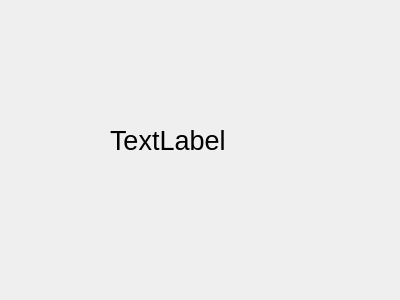
stacywaturi/Design1, file export.ui: the form before one commit.
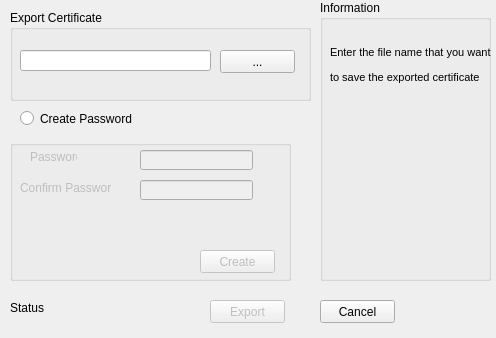
The form after the commit.

The edit to the form file:
```diff
--- a/export.ui
+++ b/export.ui
@@ -6,31 +6,229 @@
    <rect>
     <x>0</x>
     <y>0</y>
-    <width>400</width>
-    <height>300</height>
+    <width>496</width>
+    <height>338</height>
    </rect>
   </property>
   <property name="windowTitle">
    <string>Dialog</string>
   </property>
-  <widget class="QLabel" name="label">
+  <widget class="QLabel" name="label_2">
    <property name="geometry">
     <rect>
-     <x>110</x>
-     <y>100</y>
-     <width>161</width>
-     <height>81</height>
+     <x>10</x>
+     <y>300</y>
+     <width>151</width>
+     <height>16</height>
     </rect>
    </property>
-   <property name="font">
-    <font>
-     <pointsize>20</pointsize>
-    </font>
+   <property name="text">
+    <string>Status</string>
    </property>
+  </widget>
+  <widget class="QRadioButton" name="create_password_exportCert_radioButton">
+   <property name="geometry">
+    <rect>
+     <x>20</x>
+     <y>110</y>
+     <width>201</width>
+     <height>17</height>
+    </rect>
+   </property>
    <property name="text">
-    <string>TextLabel</string>
+    <string>Create Password</string>
    </property>
   </widget>
+  <widget class="QGroupBox" name="groupBox_2">
+   <property name="geometry">
+    <rect>
+     <x>320</x>
+     <y>0</y>
+     <width>171</width>
+     <height>281</height>
+    </rect>
+   </property>
+   <property name="title">
+    <string>Information</string>
+   </property>
+   <widget class="QLabel" name="label">
+    <property name="geometry">
+     <rect>
+      <x>10</x>
+      <y>30</y>
+      <width>161</width>
+      <height>71</height>
+     </rect>
+    </property>
+    <property name="font">
+     <font>
+      <pointsize>8</pointsize>
+     </font>
+    </property>
+    <property name="text">
+     <string>&lt;html&gt;&lt;head/&gt;&lt;body&gt;&lt;p&gt;Enter the file name that you want &lt;/p&gt;&lt;p&gt;to save the exported certificate &lt;/p&gt;&lt;/body&gt;&lt;/html&gt;</string>
+    </property>
+   </widget>
+  </widget>
+  <widget class="QPushButton" name="export_Button">
+   <property name="enabled">
+    <bool>false</bool>
+   </property>
+   <property name="geometry">
+    <rect>
+     <x>210</x>
+     <y>300</y>
+     <width>75</width>
+     <height>23</height>
+    </rect>
+   </property>
+   <property name="text">
+    <string>Export</string>
+   </property>
+  </widget>
+  <widget class="QGroupBox" name="hBoxCreatePasswordExport">
+   <property name="enabled">
+    <bool>false</bool>
+   </property>
+   <property name="geometry">
+    <rect>
+     <x>10</x>
+     <y>140</y>
+     <width>281</width>
+     <height>141</height>
+    </rect>
+   </property>
+   <property name="title">
+    <string/>
+   </property>
+   <widget class="QLineEdit" name="password_export_3">
+    <property name="geometry">
+     <rect>
+      <x>130</x>
+      <y>10</y>
+      <width>113</width>
+      <height>20</height>
+     </rect>
+    </property>
+    <property name="echoMode">
+     <enum>QLineEdit::Password</enum>
+    </property>
+   </widget>
+   <widget class="QLineEdit" name="confirm_password_export_3">
+    <property name="geometry">
+     <rect>
+      <x>130</x>
+      <y>40</y>
+      <width>113</width>
+      <height>20</height>
+     </rect>
+    </property>
+    <property name="echoMode">
+     <enum>QLineEdit::Password</enum>
+    </property>
+   </widget>
+   <widget class="QLabel" name="label_9">
+    <property name="geometry">
+     <rect>
+      <x>20</x>
+      <y>10</y>
+      <width>47</width>
+      <height>13</height>
+     </rect>
+    </property>
+    <property name="text">
+     <string>Password</string>
+    </property>
+   </widget>
+   <widget class="QLabel" name="label_10">
+    <property name="geometry">
+     <rect>
+      <x>10</x>
+      <y>40</y>
+      <width>91</width>
+      <height>16</height>
+     </rect>
+    </property>
+    <property name="text">
+     <string>Confirm Password</string>
+    </property>
+   </widget>
+   <widget class="QLabel" name="confirmPassword_label_3">
+    <property name="geometry">
+     <rect>
+      <x>30</x>
+      <y>80</y>
+      <width>211</width>
+      <height>20</height>
+     </rect>
+    </property>
+    <property name="text">
+     <string/>
+    </property>
+   </widget>
+   <widget class="QPushButton" name="createPassword_Btn_3">
+    <property name="geometry">
+     <rect>
+      <x>190</x>
+      <y>110</y>
+      <width>75</width>
+      <height>23</height>
+     </rect>
+    </property>
+    <property name="text">
+     <string>Create</string>
+    </property>
+   </widget>
+  </widget>
+  <widget class="QPushButton" name="pushButton_2">
+   <property name="geometry">
+    <rect>
+     <x>320</x>
+     <y>300</y>
+     <width>75</width>
+     <height>23</height>
+    </rect>
+   </property>
+   <property name="text">
+    <string>Cancel</string>
+   </property>
+  </widget>
+  <widget class="QGroupBox" name="groupBox">
+   <property name="geometry">
+    <rect>
+     <x>10</x>
+     <y>10</y>
+     <width>301</width>
+     <height>91</height>
+    </rect>
+   </property>
+   <property name="title">
+    <string>Export Certificate</string>
+   </property>
+   <widget class="QPushButton" name="browseExport_Button">
+    <property name="geometry">
+     <rect>
+      <x>210</x>
+      <y>40</y>
+      <width>75</width>
+      <height>23</height>
+     </rect>
+    </property>
+    <property name="text">
+     <string>...</string>
+    </property>
+   </widget>
+   <widget class="QLineEdit" name="export_lineEdit">
+    <property name="geometry">
+     <rect>
+      <x>10</x>
+      <y>40</y>
+      <width>191</width>
+      <height>21</height>
+     </rect>
+    </property>
+   </widget>
+  </widget>
  </widget>
  <resources/>
  <connections/>
```
